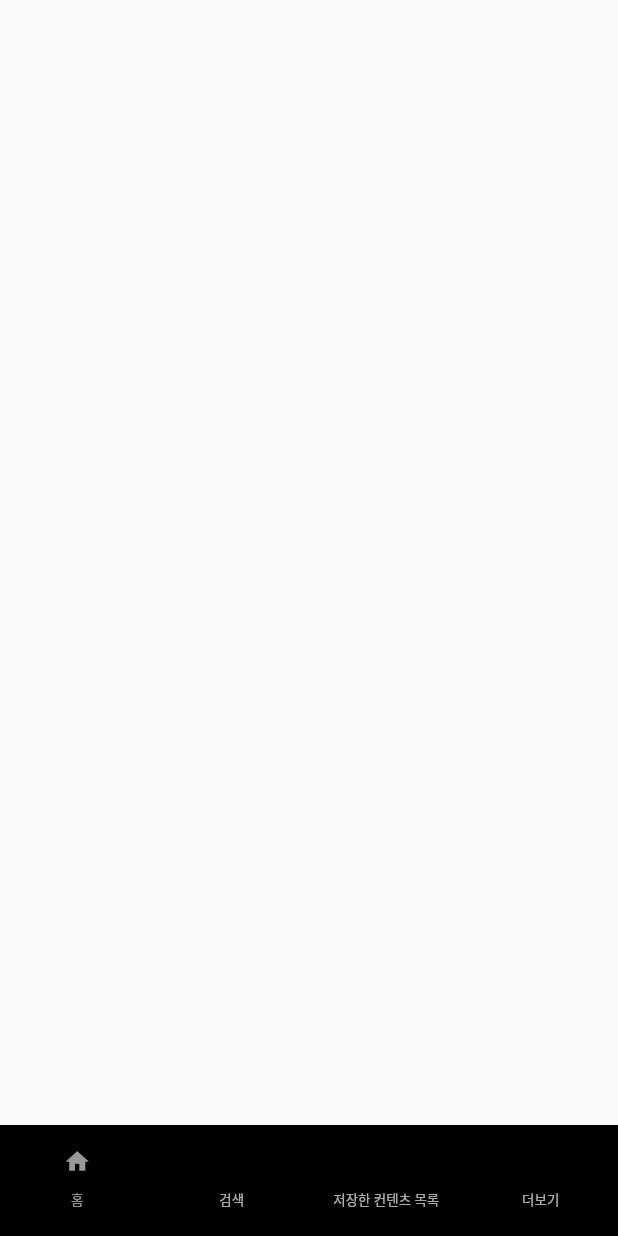
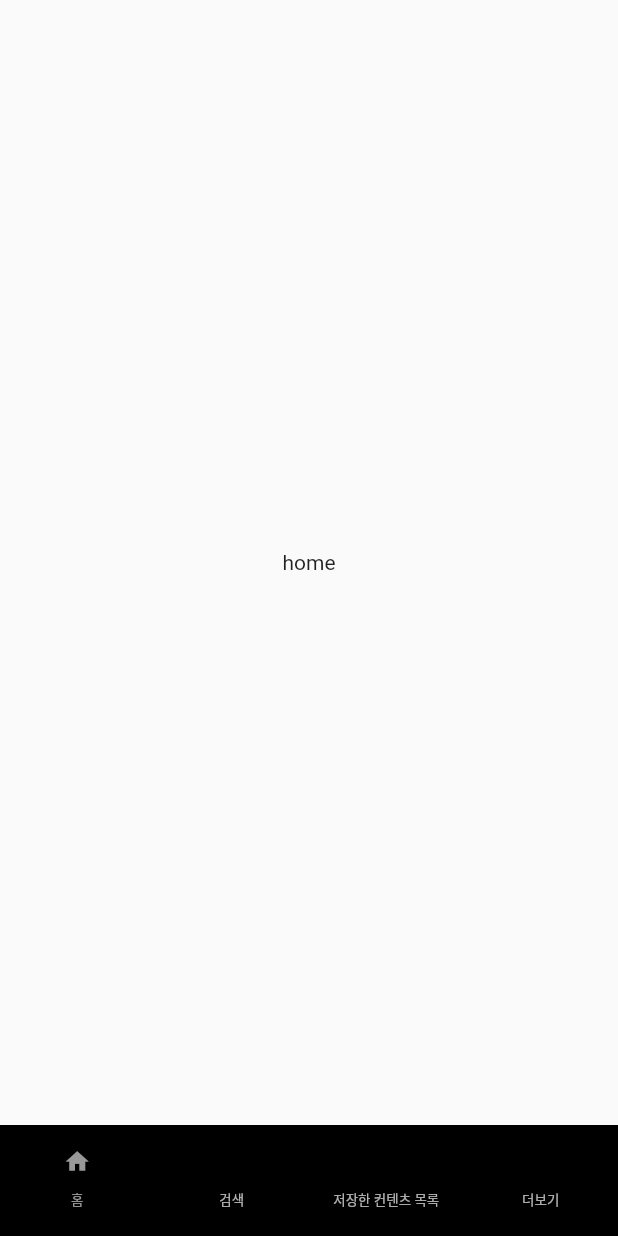
Before and after one commit to kimgeuntae/flutter_netflix_clone_test, a Flutter app: the screen it shows after launch, on a phone screen of 412 x 824 dp. Run offline on Flutter 3.47's test engine with Material 2 defaults, Android fonts, the phone set to English and light mode, and no system bars.

Commit message:
Add: 텝 구성 화면 테스트

```diff
--- a/lib/main.dart
+++ b/lib/main.dart
@@ -14,6 +14,8 @@ class MyApp extends StatefulWidget {
 }
 
 class _MyAppState extends State<MyApp> {
+  // TabController tabController = TabController();
+
   @override
   Widget build(BuildContext context) {
     final ThemeData theme = ThemeData();
@@ -33,10 +35,26 @@ class _MyAppState extends State<MyApp> {
           body: TabBarView(
             physics: NeverScrollableScrollPhysics(),
             children: [
-              Container(),
-              Container(),
-              Container(),
-              Container(),
+              Container(
+                child: Center(
+                  child: Text('home'),
+                ),
+              ),
+              Container(
+                child: Center(
+                  child: Text('search'),
+                ),
+              ),
+              Container(
+                child: Center(
+                  child: Text('save'),
+                ),
+              ),
+              Container(
+                child: Center(
+                  child: Text('more'),
+                ),
+              ),
             ],
           ),
           bottomNavigationBar: BottomBar(),
```
